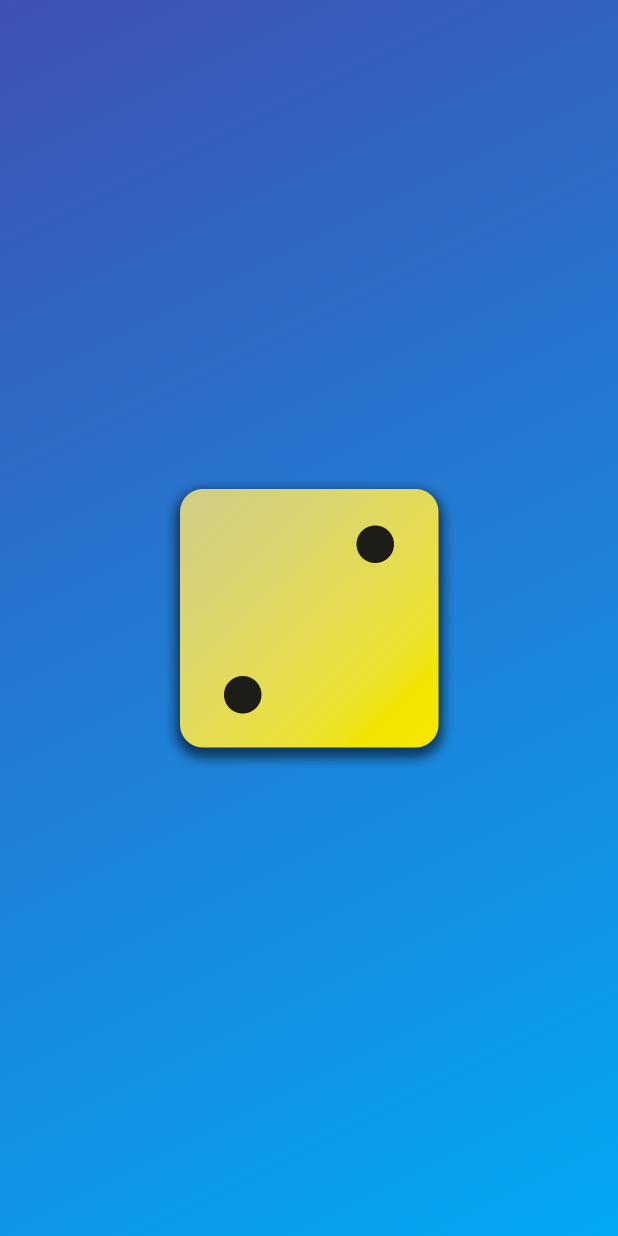
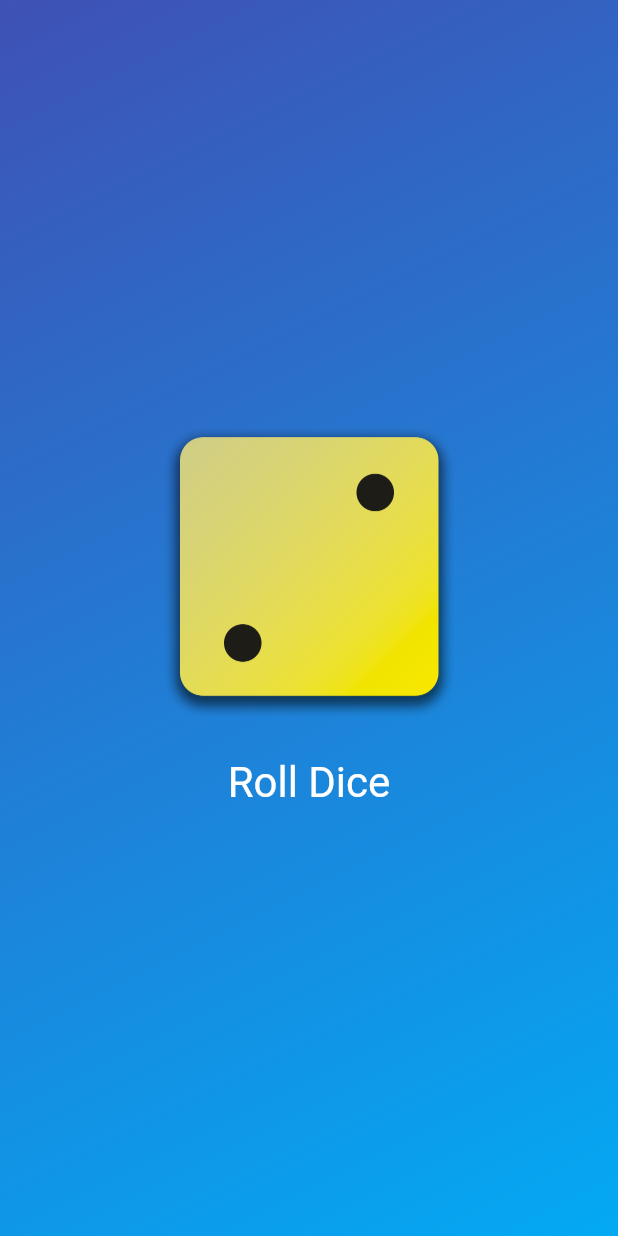
Before and after one commit to Some0ne3lse/first_app, a Flutter app: the screen it shows after launch, on a phone screen of 412 x 824 dp. Run offline on Flutter 3.47's test engine with Material 2 defaults, Android fonts, the phone set to English and light mode, and no system bars.

Commit message:
Finish dice roller app

```diff
--- /dev/null
+++ b/lib/dice_roller.dart
@@ -0,0 +1,49 @@
+import 'dart:math';
+import 'package:flutter/material.dart';
+
+final randomizer = Random();
+
+class DiceRoller extends StatefulWidget {
+  const DiceRoller({super.key});
+  @override
+  State<DiceRoller> createState() {
+    return _DiceRollerState();
+  }
+}
+
+class _DiceRollerState extends State<DiceRoller> {
+  var currentDiceRoll = 2;
+
+  void rollDice() {
+    setState(() {
+      currentDiceRoll = randomizer.nextInt(6) + 1;
+    });
+  }
+
+  @override
+  Widget build(context) {
+    return Column(
+      mainAxisSize: MainAxisSize.min,
+      children: [
+        Image.asset(
+          'assets/images/dice-$currentDiceRoll.png',
+          width: 200,
+        ),
+        const SizedBox(height: 20),
+        TextButton(
+          onPressed: rollDice,
+          style: TextButton.styleFrom(
+            // padding: const EdgeInsets.only(
+            //   top: 20,
+            // ),
+            foregroundColor: Colors.white,
+            textStyle: const TextStyle(
+              fontSize: 28,
+            ),
+          ),
+          child: const Text('Roll Dice'),
+        ),
+      ],
+    );
+  }
+}
--- a/lib/gradient_container.dart
+++ b/lib/gradient_container.dart
@@ -1,3 +1,4 @@
+import 'package:first_app/dice_roller.dart';
 import 'package:flutter/material.dart';
 
 const startAlignment = Alignment.topLeft;
@@ -9,6 +10,10 @@ class GradientContainer extends StatelessWidget {
     this.color2, {
     super.key,
   });
+
+  const GradientContainer.purple({super.key})
+      : color1 = Colors.deepPurple,
+        color2 = Colors.indigo;
 
   final Color color1;
   final Color color2;
@@ -26,12 +31,7 @@ class GradientContainer extends StatelessWidget {
           end: endAlignment,
         ),
       ),
-      child: Center(
-        child: Image.asset(
-          'assets/images/dice-2.png',
-          width: 200,
-        ),
-      ),
+      child: Center(child: DiceRoller()),
     );
   }
 }
```
